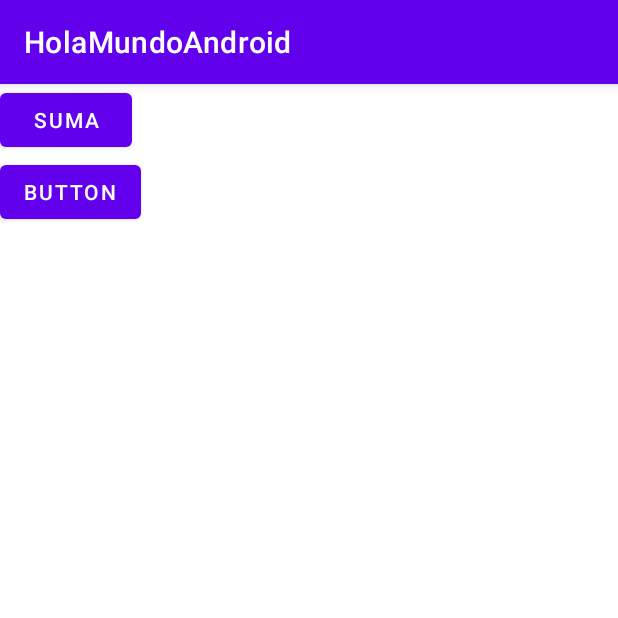
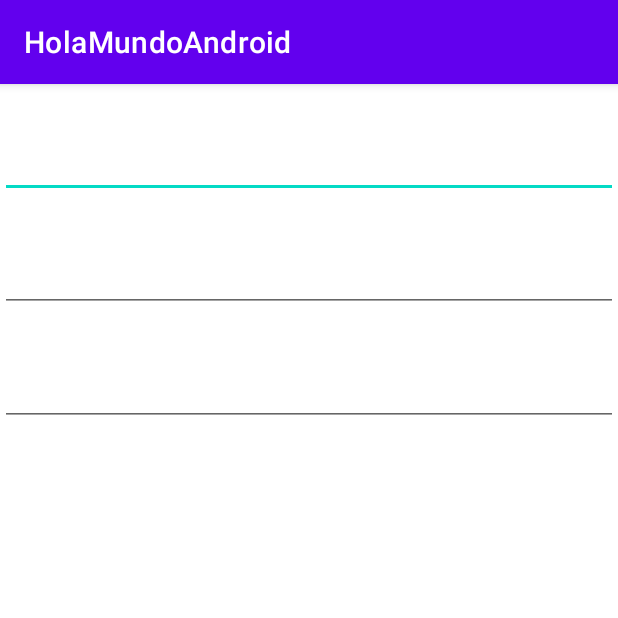
Before and after one commit to Omarcillo44/HolaMundoAndroid, an Android app: the screen it shows after launch (MainActivity before the commit, SumaActivity after it), after a tap on "SUMA", on a phone screen of 412 x 824 dp, the top half of it. Run offline under Robolectric (Android 15) with nearby library versions, the phone set to English and light mode, and no system bars.

Commit message:
Se agregó método, actividad para la suma

```diff
--- a/app/src/main/java/ipn/cecyt9/holamundoandroid/MainActivity.java
+++ b/app/src/main/java/ipn/cecyt9/holamundoandroid/MainActivity.java
@@ -35,6 +35,7 @@ public class MainActivity extends AppCompatActivity {
 
     private void abrirSuma() {
         Intent intent = new Intent(this , SumaActivity.class);
+    startActivity(intent);
     }
 
 }
--- a/app/src/main/java/ipn/cecyt9/holamundoandroid/SumaActivity.java
+++ b/app/src/main/java/ipn/cecyt9/holamundoandroid/SumaActivity.java
@@ -3,12 +3,19 @@ package ipn.cecyt9.holamundoandroid;
 import androidx.appcompat.app.AppCompatActivity;
 
 import android.os.Bundle;
+import android.widget.EditText;
 
 public class SumaActivity extends AppCompatActivity {
+    private EditText editTextX;
+    private EditText editTextY;
+    private EditText editTextTotal;
 
     @Override
     protected void onCreate(Bundle savedInstanceState) {
         super.onCreate(savedInstanceState);
         setContentView(R.layout.activity_suma);
+        editTextX = findViewById(R.id.editTextNumberX );
+        editTextX = findViewById(R.id.editTextNumberY );
+        editTextTotal = findViewById(R.id.editTextNumberTotal );
     }
 }
--- a/app/src/main/res/layout/activity_suma.xml
+++ b/app/src/main/res/layout/activity_suma.xml
@@ -6,4 +6,32 @@
     android:layout_height="match_parent"
     tools:context=".SumaActivity">
 
+    <LinearLayout
+        android:layout_width="match_parent"
+        android:layout_height="match_parent"
+        android:orientation="vertical">
+
+        <EditText
+            android:id="@+id/editTextNumberX"
+            android:layout_width="match_parent"
+            android:layout_height="76dp"
+            android:ems="10"
+            android:inputType="number" />
+
+        <EditText
+            android:id="@+id/editTextNumberY"
+            android:layout_width="match_parent"
+            android:layout_height="76dp"
+            android:ems="10"
+            android:inputType="number" />
+
+        <EditText
+            android:id="@+id/editTextNumberTotal"
+            android:layout_width="match_parent"
+            android:layout_height="76dp"
+            android:ems="10"
+            android:inputType="number" />
+
+    </LinearLayout>
+
 </androidx.constraintlayout.widget.ConstraintLayout>
```
Also changed, not shown: app/src/main/res/layout/activity_main.xml (+11 -6 lines).
